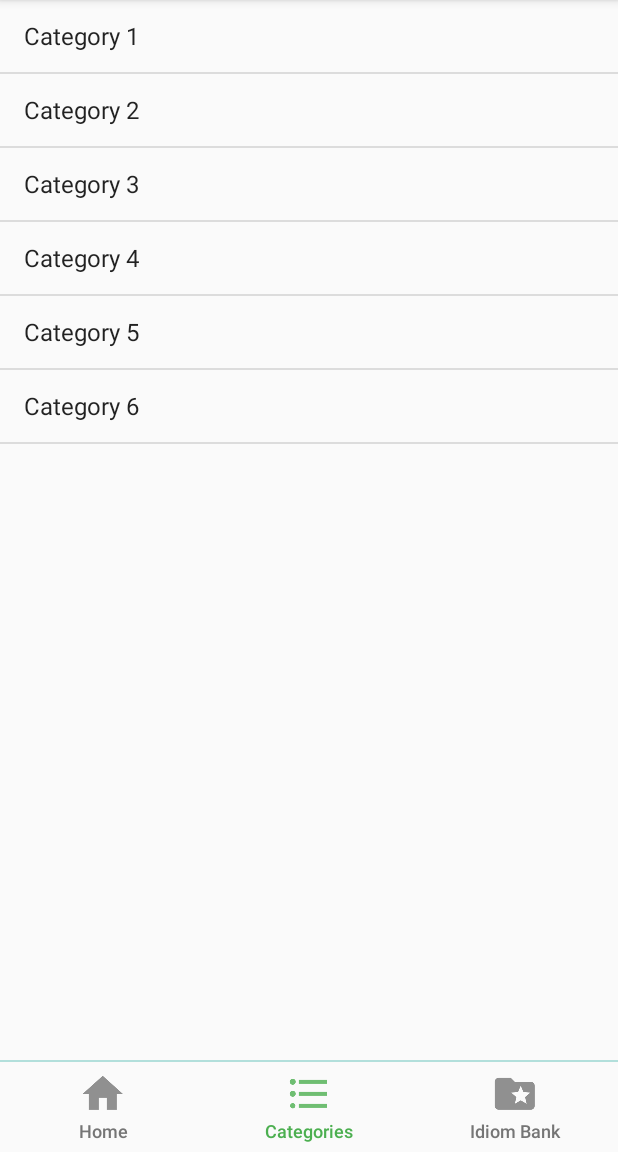
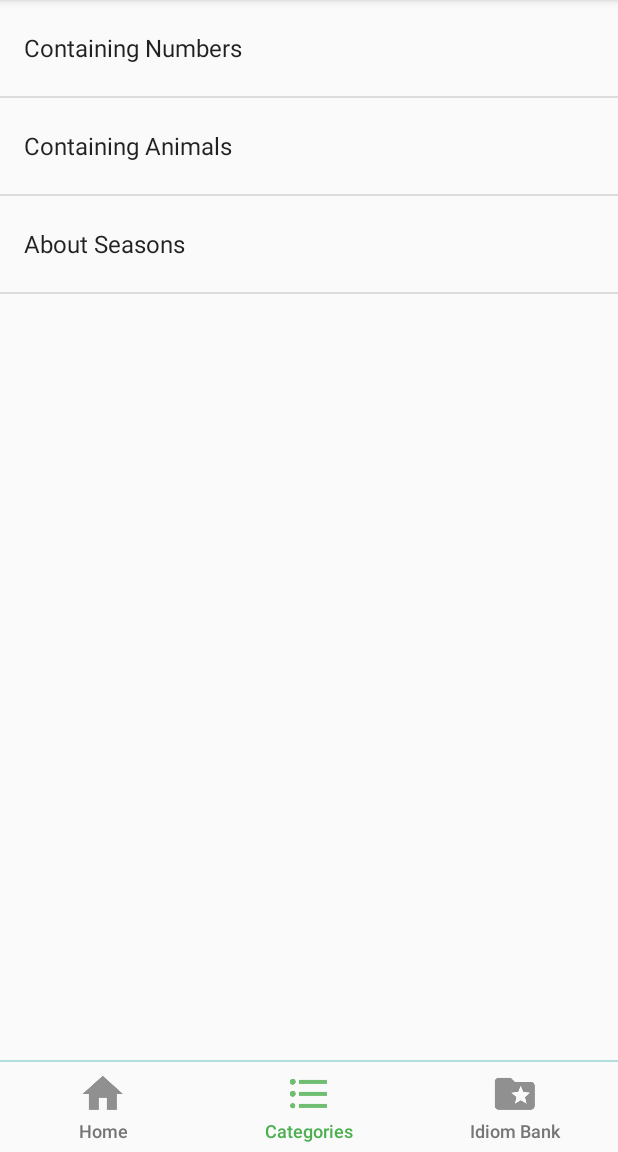
Before and after one commit to anky21/Cool-Chinese-Idioms, an Android app: the screen it shows after launch (MainActivity), item 2 of the bottom bar chosen, on a phone screen of 412 x 824 dp, the part 84-1236 px from its top. Run offline under Robolectric (Android 15) with nearby library versions, the phone set to English and light mode, and no system bars; our stand-ins replace ButterKnife; libraries missing offline, so code that uses them is left out: com.facebook.stetho, com.google.api.client; 3 statements that could not run were skipped.

Commit message:
feat: Use customised ArrayAdapter in the Categories screen

```diff
--- a/app/src/main/java/me/anky/coolchineseidioms/CategoriesFragment.java
+++ b/app/src/main/java/me/anky/coolchineseidioms/CategoriesFragment.java
@@ -6,17 +6,22 @@ import android.support.v4.app.Fragment;
 import android.view.LayoutInflater;
 import android.view.View;
 import android.view.ViewGroup;
-import android.widget.ArrayAdapter;
 import android.widget.ListView;
+
+import java.util.ArrayList;
+import java.util.Arrays;
 
 import butterknife.BindView;
 import butterknife.ButterKnife;
+import me.anky.coolchineseidioms.IdiomCollectionContract.IdiomCollectionEntry;
 
 
 /**
  * A simple {@link Fragment} subclass.
  */
 public class CategoriesFragment extends Fragment {
+    private IdiomCategoryAdapter idiomCategoryAdapter;
+    private ArrayList<IdiomCategory> categoryList;
 
     @BindView(R.id.category_listview)
     ListView listView;
@@ -25,6 +30,11 @@ public class CategoriesFragment extends Fragment {
         // Required empty public constructor
     }
 
+    IdiomCategory[] idiomCategories = {
+            new IdiomCategory("Containing Numbers", IdiomCollectionEntry.COLUMN_CONTAIN_NUMBERS + " =1"),
+            new IdiomCategory("Containing Animals", IdiomCollectionEntry.COLUMN_CONTAIN_ANIMALS + " =1"),
+            new IdiomCategory("About Seasons", IdiomCollectionEntry.COLUMN_SEASONS + " =1")
+    };
 
     @Override
     public View onCreateView(LayoutInflater inflater, ViewGroup container,
@@ -33,18 +43,9 @@ public class CategoriesFragment extends Fragment {
         View rootView = inflater.inflate(R.layout.fragment_categories, container, false);
         ButterKnife.bind(this, rootView);
 
-        // Create a list of Categories
-        String[] courses = new String[]{
-                "Category 1",
-                "Category 2",
-                "Category 3",
-                "Category 4",
-                "Category 5",
-                "Category 6"};
-
-        ArrayAdapter<String> adapter = new ArrayAdapter<>(getContext(),
-                android.R.layout.simple_list_item_1, android.R.id.text1, courses);
-        listView.setAdapter(adapter);
+        categoryList = new ArrayList<>(Arrays.asList(idiomCategories));
+        idiomCategoryAdapter = new IdiomCategoryAdapter(getActivity(), categoryList);
+        listView.setAdapter(idiomCategoryAdapter);
 
         return rootView;
     }
--- /dev/null
+++ b/app/src/main/java/me/anky/coolchineseidioms/IdiomCategory.java
@@ -0,0 +1,33 @@
+package me.anky.coolchineseidioms;
+
+/**
+ * Created by Anky An on 2/03/2017.
+ * anky25@gmail.com
+ */
+
+public class IdiomCategory {
+    /**
+     * Idiom category data
+     */
+    private String mCategory;
+    private String mSelection;
+
+    /*
+    * Construct a new {@link IdiomCategory} object
+    *
+    * @param category   is the name of the category
+    * @param selection  is the selection used to query a database
+    * */
+    public IdiomCategory(String category, String selection){
+        mCategory = category;
+        mSelection = selection;
+    }
+
+    public String getCategory() {
+        return mCategory;
+    }
+
+    public String getSelection() {
+        return mSelection;
+    }
+}
--- /dev/null
+++ b/app/src/main/java/me/anky/coolchineseidioms/IdiomCategoryAdapter.java
@@ -0,0 +1,48 @@
+package me.anky.coolchineseidioms;
+
+import android.content.Context;
+import android.support.annotation.NonNull;
+import android.view.LayoutInflater;
+import android.view.View;
+import android.view.ViewGroup;
+import android.widget.ArrayAdapter;
+import android.widget.TextView;
+
+import java.util.List;
+
+/**
+ * Created by Anky An on 2/03/2017.
+ * anky25@gmail.com
+ */
+
+public class IdiomCategoryAdapter extends ArrayAdapter<IdiomCategory> {
+
+    /**
+     * Create a new {@link IdiomCategoryAdapter} object
+     *
+     * @param context         is the current context
+     * @param idiomCategories is the list of {@link IdiomCategory}s to be displayed
+     */
+    public IdiomCategoryAdapter(Context context, List<IdiomCategory> idiomCategories) {
+        super(context, 0, idiomCategories);
+    }
+
+    @NonNull
+    @Override
+    public View getView(int position, View convertView, ViewGroup parent) {
+        // Check if an existing view is being reused
+        View listItemView = convertView;
+        if (listItemView == null) {
+            listItemView = LayoutInflater.from(getContext()).inflate(
+                    R.layout.category_list_item, parent, false);
+        }
+        // Get the {@link IdiomCategory} object located at this position in the list
+        IdiomCategory currentCategory = getItem(position);
+
+        String categoryName = currentCategory.getCategory();
+        TextView categoryTv = (TextView)listItemView.findViewById(R.id.category_name_tv);
+        categoryTv.setText(categoryName);
+
+        return listItemView;
+    }
+}
--- /dev/null
+++ b/app/src/main/res/layout/category_list_item.xml
@@ -0,0 +1,14 @@
+<?xml version="1.0" encoding="utf-8"?>
+<FrameLayout xmlns:android="http://schemas.android.com/apk/res/android"
+    android:layout_width="match_parent"
+    android:layout_height="match_parent"
+    android:paddingEnd="@dimen/margin_16dp"
+    android:paddingRight="@dimen/margin_16dp">
+
+    <TextView
+        android:id="@+id/category_name_tv"
+        style="@style/TextViewInList"
+        android:layout_width="match_parent"
+        android:layout_height="wrap_content" />
+
+</FrameLayout>
--- a/app/src/main/res/values/styles.xml
+++ b/app/src/main/res/values/styles.xml
@@ -27,4 +27,13 @@
         <item name="android:textAppearance">?android:textAppearanceMedium</item>
     </style>
 
+    <!-- Style for TextView in a list -->
+    <style name="TextViewInList">
+        <item name="android:gravity">center_vertical</item>
+        <item name="android:minHeight">?android:attr/listPreferredItemHeight</item>
+        <item name="android:paddingLeft">?android:attr/listPreferredItemPaddingLeft</item>
+        <item name="android:paddingStart">?android:attr/listPreferredItemPaddingLeft</item>
+        <item name="android:textAppearance">?android:attr/textAppearanceListItem</item>
+    </style>
+
 </resources>
```
Also changed, not shown: app/src/main/java/me/anky/coolchineseidioms/HomeFragment.java (+8 -4 lines), app/src/main/java/me/anky/coolchineseidioms/IdiomListFragment.java (+1 -10 lines), app/src/main/res/layout/list_item.xml (+3 -7 lines), app/src/main/assets/databases/IdiomCollection.db.
